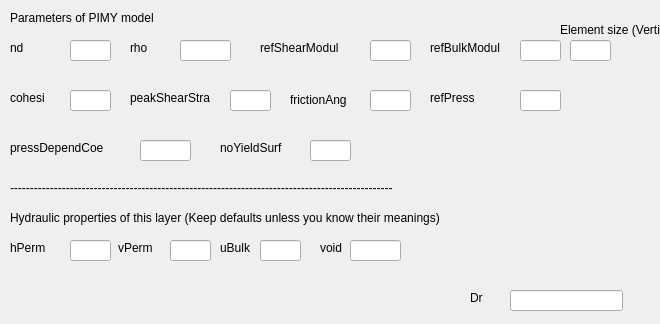
This is UI/PIMY.ui in NHERI-SimCenter/QS3hark as Qt 5 draws it before an edit. The edited form follows.
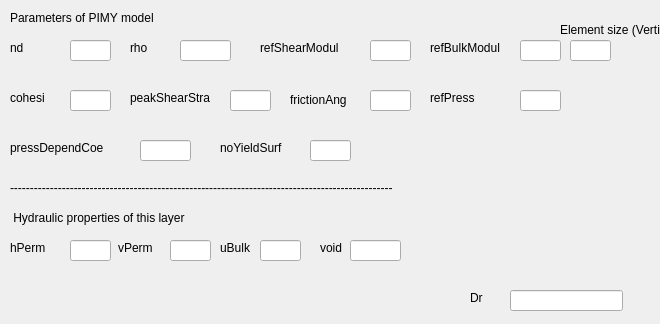
This is the edited form.

Diff of the .ui file:
```diff
--- a/UI/PIMY.ui
+++ b/UI/PIMY.ui
@@ -276,7 +276,7 @@
     </rect>
    </property>
    <property name="text">
-    <string>Hydraulic properties of this layer (Keep defaults unless you know their meanings)</string>
+    <string> Hydraulic properties of this layer</string>
    </property>
   </widget>
   <widget class="QLabel" name="label_34">
```
